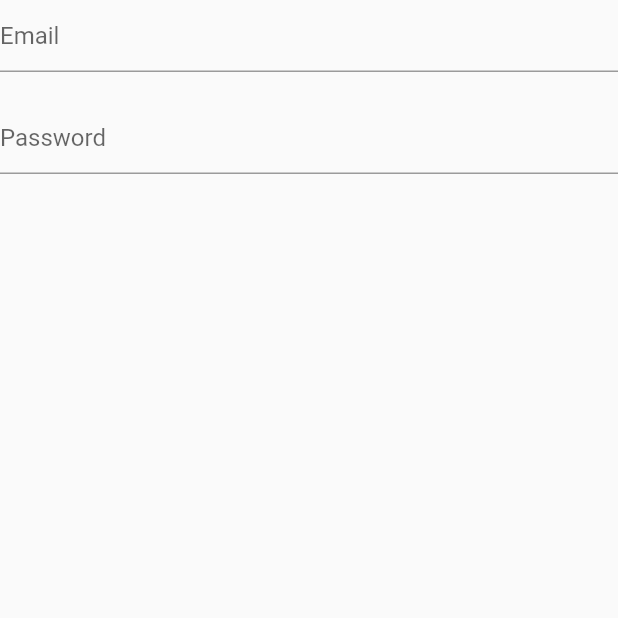
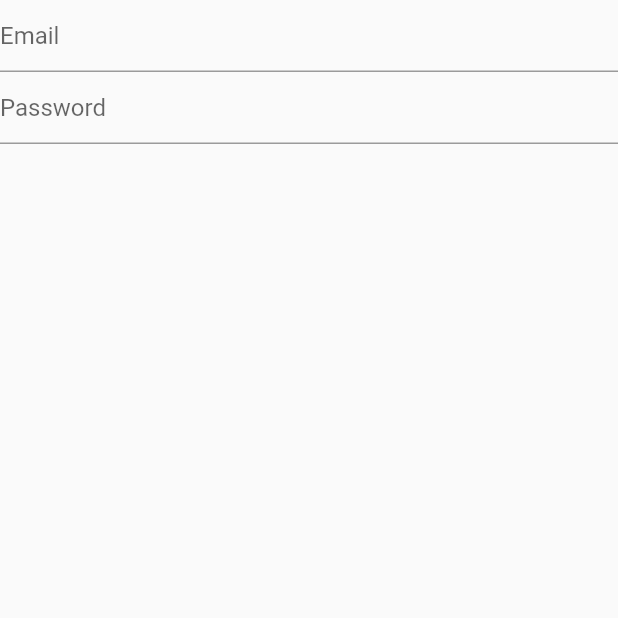
Before and after one commit to SnehilTejani/Database, a Flutter app: the Database screen opened directly, on a phone screen of 412 x 824 dp, the top half of it. Run offline on Flutter 3.47's test engine with Material 2 defaults, Android fonts, the phone set to English and light mode, and no system bars.

Commit message:
Update main.dart
Size box height comment

```diff
--- a/lib/main.dart
+++ b/lib/main.dart
@@ -36,7 +36,7 @@ class _DatabaseState extends State<Database> {
             decoration: InputDecoration(hintText: "Email"),
           ),
           SizedBox(
-            height: 20,
+            //height: 20,
           ),
           TextField(
             controller: passController,
```
